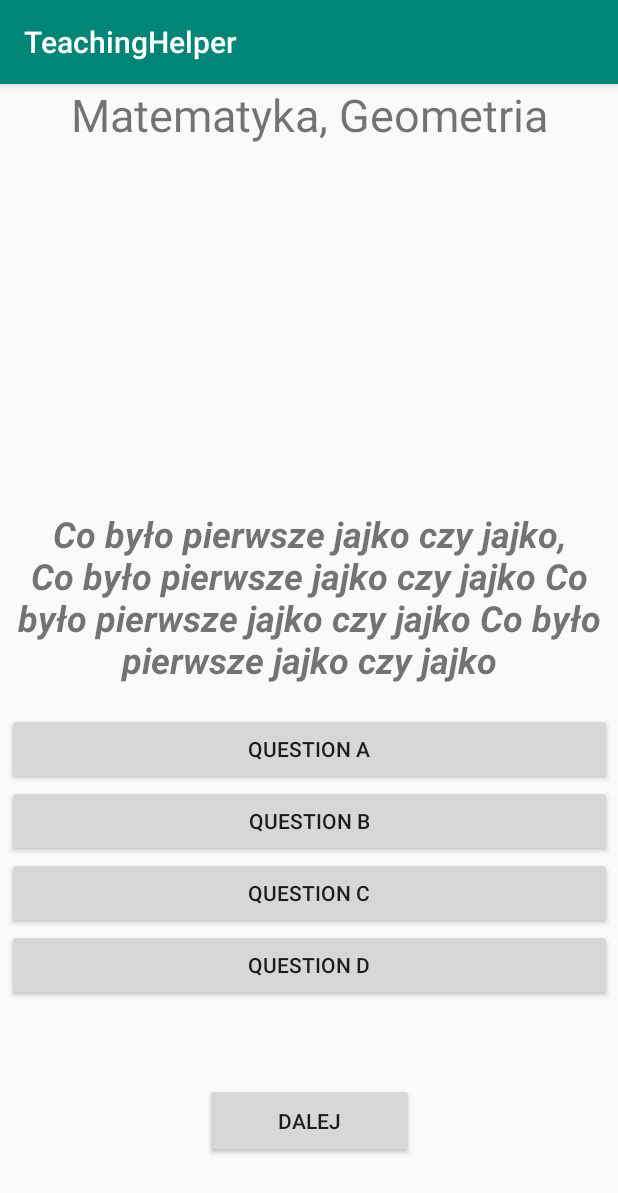
After one commit to monkok96/teaching-mobile, an Android app: the QuestionsActivity screen opened directly, with no data from a screen before it, on a phone screen of 412 x 824 dp. The commit adds this screen. Shown: the top 1193 px of the screen. Run offline under Robolectric (Android 15) with nearby library versions, the phone set to English and light mode, and no system bars; our stand-ins replace Room's generated code; 3 statements that could not run were skipped.

Commit message:
added question first view

```diff
--- a/app/src/main/AndroidManifest.xml
+++ b/app/src/main/AndroidManifest.xml
@@ -9,7 +9,8 @@
         android:roundIcon="@mipmap/ic_launcher_round"
         android:supportsRtl="true"
         android:theme="@style/AppTheme">
-        <activity android:name=".AreaChoice"></activity>
+        <activity android:name=".QuestionsActivity"></activity>
+        <activity android:name=".AreaChoice" />
         <activity android:name=".SubjectChoice" />
         <activity android:name=".MenuTrigger" />
         <activity
--- a/app/src/main/java/com/example/teachinghelper/Dao/AnswerDao.kt
+++ b/app/src/main/java/com/example/teachinghelper/Dao/AnswerDao.kt
@@ -11,6 +11,9 @@ interface AnswerDao {
     @Query("SELECT * FROM answers")
     fun getAll(): List<Answer>
 
+    @Query("SELECT * FROM answers WHERE questionId = :questionId")
+    fun getAnswersByQuestionId(questionId: Int): List<Answer>
+
 
     @Insert(onConflict = OnConflictStrategy.IGNORE)
     suspend fun insert(answer: Answer)
--- a/app/src/main/java/com/example/teachinghelper/Dao/QuestionDao.kt
+++ b/app/src/main/java/com/example/teachinghelper/Dao/QuestionDao.kt
@@ -9,9 +9,11 @@ import com.example.teachinghelper.readmodel.QuestionAllInfo
 
 @Dao
 interface QuestionDao {
-    @Query("SELECT q.id, q.content, a.name as areaName FROM questions q JOIN areas a")
+    @Query("SELECT q.id, q.content FROM questions q JOIN areas a")
     fun getAll(): List<QuestionAllInfo>
 
+    @Query("SELECT q.id, q.content FROM questions q JOIN areas a ON q.areaId=a.id JOIN subjects s ON a.subjectId=s.id WHERE a.id = :areaId")
+    fun byAreaId(areaId: Int): List<QuestionAllInfo>
 
     @Insert(onConflict = OnConflictStrategy.IGNORE)
     suspend fun insert(question: Question)
--- a/app/src/main/java/com/example/teachinghelper/Questions/QuestionListAdapter.kt
+++ b/app/src/main/java/com/example/teachinghelper/Questions/QuestionListAdapter.kt
@@ -28,7 +28,7 @@ class QuestionListAdapter internal constructor(
 
     override fun onBindViewHolder(holder: QuestionViewHolder, position: Int) {
         val current = questions[position]
-        holder.questionItemView.text = current.content + " " + current.areaName
+        holder.questionItemView.text = current.content + " "
     }
 
     internal fun setQuestions(questions: List<QuestionAllInfo>) {
--- /dev/null
+++ b/app/src/main/java/com/example/teachinghelper/QuestionsActivity.kt
@@ -0,0 +1,61 @@
+package com.example.teachinghelper
+
+import android.graphics.Color
+import androidx.appcompat.app.AppCompatActivity
+import android.os.Bundle
+import android.widget.Button
+import androidx.lifecycle.ViewModelProviders
+import com.example.teachinghelper.Entities.Answer
+import com.example.teachinghelper.ViewModels.AnswerViewModel
+import com.example.teachinghelper.ViewModels.QuestionViewModel
+import java.util.*
+
+class QuestionsActivity : AppCompatActivity() {
+
+    private lateinit var questionModel: QuestionViewModel
+    private lateinit var answerModel: AnswerViewModel
+    private lateinit var buttons: List<Button>
+    private var areaId = 1;
+
+    override fun onCreate(savedInstanceState: Bundle?) {
+        super.onCreate(savedInstanceState)
+        setContentView(R.layout.activity_questions)
+
+        questionModel = ViewModelProviders.of(this).get(QuestionViewModel::class.java)
+        answerModel = ViewModelProviders.of(this).get(AnswerViewModel::class.java)
+
+        var data = questionModel.byAreaId(this.areaId);
+        var data2 = answerModel.getAnswersByQuestionId(data[0].id).shuffled();
+
+        this.initAnswerButtons()
+
+        this.buttons.forEachIndexed {index, element ->
+            var currentData = data2[index]
+            element.text = currentData.content
+            element.setOnClickListener{
+                this.clickAction(element, currentData)
+            }
+        }
+    }
+
+
+    private fun clickAction(element: Button, data: Answer) {
+        var color: Int
+        if(data.isCorrect) {
+            color = Color.GREEN
+        } else {
+            color = Color.RED
+        }
+
+        element.setBackgroundColor(color)
+    }
+
+    private fun initAnswerButtons() {
+        this.buttons = listOf(
+            findViewById(R.id.answerA),
+            findViewById(R.id.answerB),
+            findViewById(R.id.answerC),
+            findViewById(R.id.answerD)
+        )
+    }
+}
--- /dev/null
+++ b/app/src/main/java/com/example/teachinghelper/Repositories/AnswerRepository.kt
@@ -0,0 +1,15 @@
+package com.example.teachinghelper.Repositories
+
+import com.example.teachinghelper.Dao.AnswerDao
+import com.example.teachinghelper.Dao.AreaDao
+import com.example.teachinghelper.Entities.Answer
+import com.example.teachinghelper.Entities.Area
+
+class AnswerRepository(private val answerDao: AnswerDao) {
+    val allAnswers: List<Answer> = answerDao.getAll()
+
+    fun getAnswersByQuestionId(questionId: Int) : List<Answer> {
+        return answerDao.getAnswersByQuestionId(questionId)
+    }
+
+}
--- a/app/src/main/java/com/example/teachinghelper/Repositories/QuestionRepository.kt
+++ b/app/src/main/java/com/example/teachinghelper/Repositories/QuestionRepository.kt
@@ -7,7 +7,7 @@ class QuestionRepository(private val questionDao: QuestionDao) {
 
     val allQuestionsWithAreas: List<QuestionAllInfo> = questionDao.getAll()
 
-//    suspend fun insert(question: Question) {
-//        questionDao.insert(question)
-//    }
+    fun byAreaId(areaId: Int) : List<QuestionAllInfo> {
+        return questionDao.byAreaId(areaId)
+    }
 }
--- /dev/null
+++ b/app/src/main/java/com/example/teachinghelper/ViewModels/AnswerViewModel.kt
@@ -0,0 +1,24 @@
+package com.example.teachinghelper.ViewModels
+
+import android.app.Application
+import androidx.lifecycle.AndroidViewModel
+import androidx.lifecycle.viewModelScope
+import com.example.teachinghelper.Database.AppDatabase
+import com.example.teachinghelper.Entities.Answer
+import com.example.teachinghelper.Entities.Area
+import com.example.teachinghelper.Repositories.AnswerRepository
+import com.example.teachinghelper.Repositories.AreaRepository
+
+
+class AnswerViewModel (application: Application) : AndroidViewModel(application) {
+
+    private val repository: AnswerRepository
+
+    fun getAnswersByQuestionId(questionId: Int) : List<Answer> {
+        return repository.getAnswersByQuestionId(questionId)
+    }
+
+    init {
+        repository = AnswerRepository(AppDatabase.getDatabase(application, viewModelScope).answerDao())
+    }
+}
--- a/app/src/main/java/com/example/teachinghelper/ViewModels/QuestionViewModel.kt
+++ b/app/src/main/java/com/example/teachinghelper/ViewModels/QuestionViewModel.kt
@@ -5,18 +5,21 @@ import androidx.lifecycle.AndroidViewModel
 import com.example.teachinghelper.Database.AppDatabase
 import com.example.teachinghelper.Repositories.QuestionRepository
 import androidx.lifecycle.viewModelScope
+import com.example.teachinghelper.Entities.Subject
 import com.example.teachinghelper.readmodel.QuestionAllInfo
 
 class QuestionViewModel (application: Application) : AndroidViewModel(application) {
 
     // The ViewModel maintains a reference to the repository to get data.
     private val repository: QuestionRepository
-    val allQuestions: List<QuestionAllInfo>
 
     init {
         val questionsDao = AppDatabase.getDatabase(application, viewModelScope).questionDao()
         repository = QuestionRepository(questionsDao)
-        allQuestions = repository.allQuestionsWithAreas
+    }
+
+    fun byAreaId(areaId: Int) : List<QuestionAllInfo> {
+        return repository.byAreaId(areaId);
     }
 
     /**
--- a/app/src/main/java/com/example/teachinghelper/readmodel/QuestionAllInfo.kt
+++ b/app/src/main/java/com/example/teachinghelper/readmodel/QuestionAllInfo.kt
@@ -2,6 +2,5 @@ package com.example.teachinghelper.readmodel
 
 class QuestionAllInfo (
     val id: Int,
-    val content: String,
-    val areaName: String
+    val content: String
 )
--- a/app/src/main/res/layout/activity_main.xml
+++ b/app/src/main/res/layout/activity_main.xml
@@ -47,6 +47,20 @@
         app:layout_constraintTop_toBottomOf="@+id/MathsButton"
         app:layout_constraintVertical_bias="0.03" />
 
+    <Button
+        android:id="@+id/QuestionsButton"
+        android:layout_width="129dp"
+        android:layout_height="48dp"
+        android:layout_marginTop="56dp"
+        android:background="@color/colorPrimaryDark"
+        android:text="Pytania"
+        android:textColor="@android:color/background_light"
+        app:layout_constraintBottom_toBottomOf="parent"
+        app:layout_constraintEnd_toEndOf="parent"
+        app:layout_constraintStart_toStartOf="parent"
+        app:layout_constraintTop_toBottomOf="@+id/MathsButton"
+        app:layout_constraintVertical_bias="0.478" />
+
     <!--    <com.google.android.material.bottomnavigation.BottomNavigationView-->
 <!--        android:id="@+id/nav_view"-->
 <!--        android:layout_width="0dp"-->
--- /dev/null
+++ b/app/src/main/res/layout/activity_questions.xml
@@ -0,0 +1,84 @@
+<?xml version="1.0" encoding="utf-8"?>
+<androidx.constraintlayout.widget.ConstraintLayout xmlns:android="http://schemas.android.com/apk/res/android"
+    xmlns:app="http://schemas.android.com/apk/res-auto"
+    xmlns:tools="http://schemas.android.com/tools"
+    android:layout_width="match_parent"
+    android:layout_height="match_parent"
+    tools:context=".QuestionsActivity">
+
+    <TextView
+        android:id="@+id/textView5"
+        android:layout_width="match_parent"
+        android:layout_height="58dp"
+        android:text="Matematyka, Geometria"
+        android:textAlignment="center"
+        android:textSize="30sp"
+        app:layout_constraintEnd_toEndOf="parent"
+        app:layout_constraintStart_toStartOf="parent"
+        app:layout_constraintTop_toTopOf="parent" />
+
+    <ImageView
+        android:id="@+id/imageView"
+        android:layout_width="match_parent"
+        android:layout_height="225dp"
+        app:layout_constraintTop_toBottomOf="@+id/textView5"
+        tools:srcCompat="@mipmap/ic_launcher_round" />
+
+    <TextView
+        android:id="@+id/textView4"
+        android:layout_width="match_parent"
+        android:layout_height="136dp"
+        android:text="Co było pierwsze jajko czy jajko, Co było pierwsze jajko czy jajko Co było pierwsze jajko czy jajko Co było pierwsze jajko czy jajko"
+        android:textAlignment="center"
+        android:textSize="24sp"
+        android:textStyle="bold|italic"
+        app:layout_constraintTop_toBottomOf="@+id/imageView" />
+
+    <Button
+        android:id="@+id/button26"
+        android:layout_width="139dp"
+        android:layout_height="50dp"
+        android:layout_marginTop="2dp"
+        android:text="Dalej"
+        app:layout_constraintBottom_toBottomOf="parent"
+        app:layout_constraintEnd_toEndOf="parent"
+        app:layout_constraintStart_toStartOf="parent"
+        app:layout_constraintTop_toBottomOf="@+id/linearLayout" />
+
+    <LinearLayout
+        android:id="@+id/linearLayout"
+        android:layout_width="403dp"
+        android:layout_height="wrap_content"
+        android:layout_marginStart="1dp"
+        android:layout_marginEnd="1dp"
+        android:orientation="vertical"
+        app:layout_constraintEnd_toEndOf="parent"
+        app:layout_constraintStart_toStartOf="parent"
+        app:layout_constraintTop_toBottomOf="@+id/textView4">
+
+        <Button
+            android:id="@+id/answerA"
+            android:layout_width="match_parent"
+            android:layout_height="wrap_content"
+            android:text="Question A" />
+
+        <Button
+            android:id="@+id/answerB"
+            android:layout_width="match_parent"
+            android:layout_height="wrap_content"
+            android:text="Question B" />
+
+        <Button
+            android:id="@+id/answerC"
+            android:layout_width="match_parent"
+            android:layout_height="wrap_content"
+            android:text="Question C" />
+
+        <Button
+            android:id="@+id/answerD"
+            android:layout_width="match_parent"
+            android:layout_height="wrap_content"
+            android:text="Question D" />
+    </LinearLayout>
+
+</androidx.constraintlayout.widget.ConstraintLayout>
```
